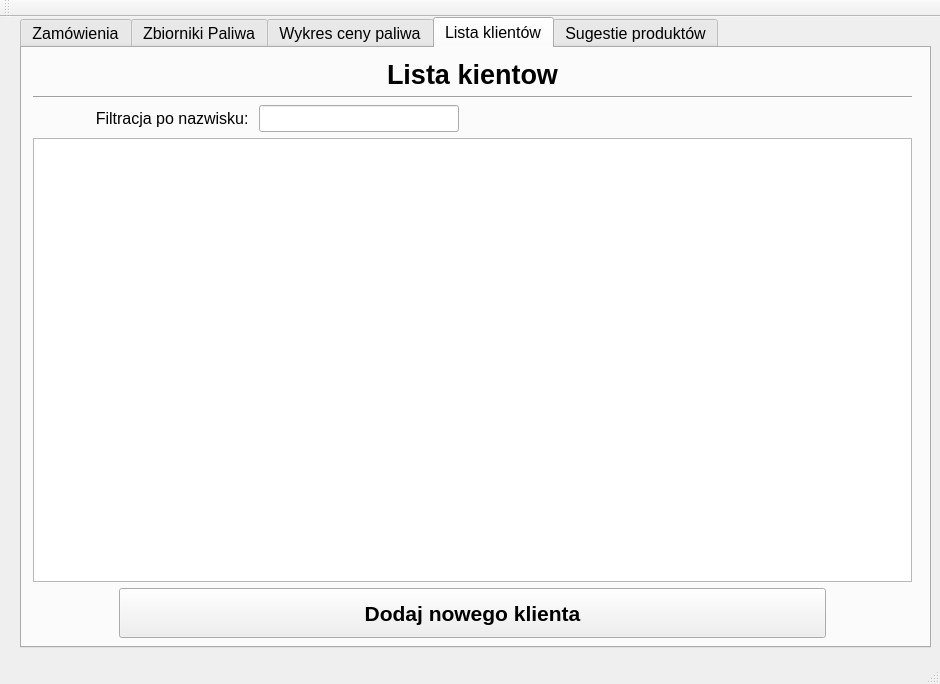
Above: mainwindow.ui from gumikola/stacja-paliwowa before the change. Below: the same form after it.
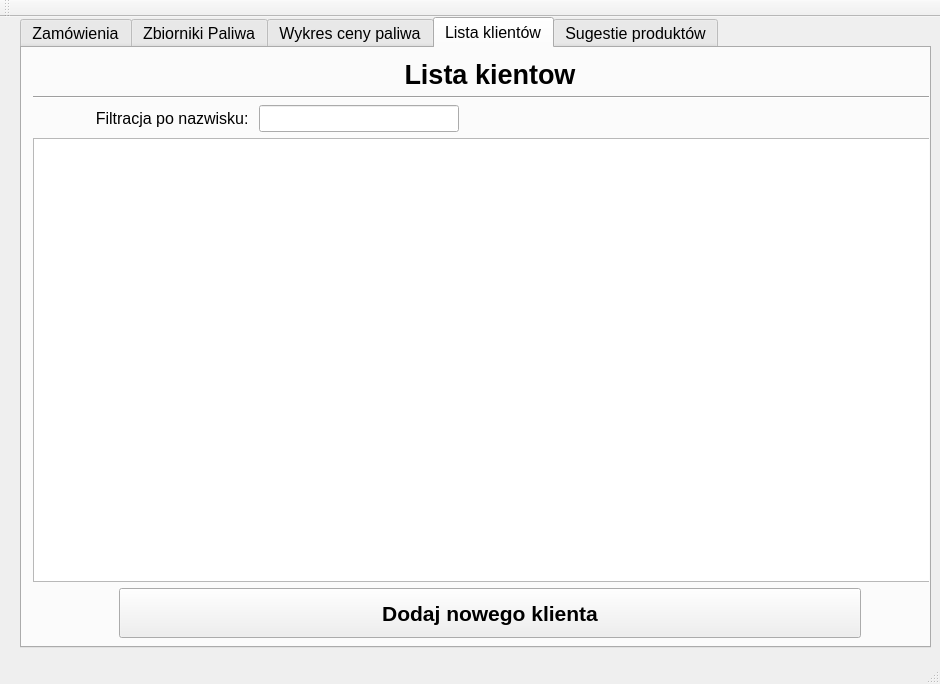
That is the form after the change. The open tabs and pages were chosen to show the change.

Diff of the .ui file:
```diff
--- a/mainwindow.ui
+++ b/mainwindow.ui
@@ -996,7 +996,7 @@
        <rect>
         <x>0</x>
         <y>0</y>
-        <width>901</width>
+        <width>936</width>
         <height>601</height>
        </rect>
       </property>
```
Left out of the diff: 2 changed lines with no effect on the pictures.
